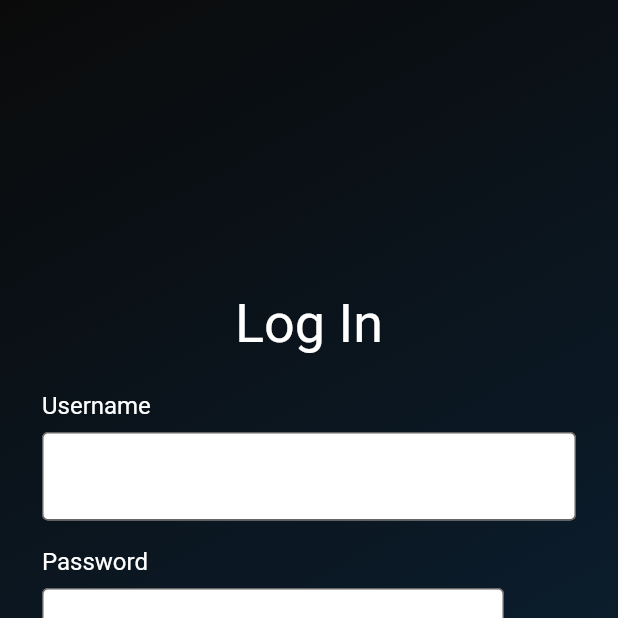
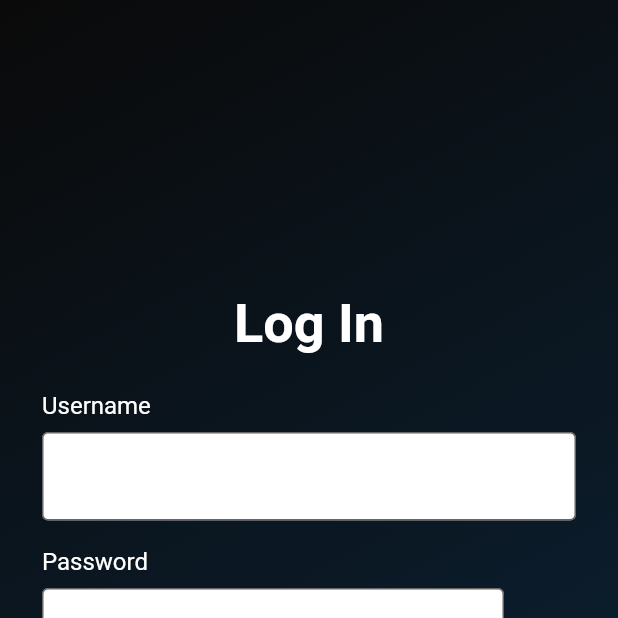
Before and after one commit to ArthurAMP/mini_feed_project, a Flutter app: the screen it shows after launch, item 3 of the bottom bar chosen, on a phone screen of 412 x 824 dp, the top half of it. Run offline on Flutter 3.47's test engine with Material 2 defaults, Android fonts, the phone set to English and light mode, and no system bars; our stand-ins replace flutter_markdown, flutter_secure_storage, infinite_scroll_pagination; network calls fail.

Commit message:
refact: added font weight bold to login screen

```diff
--- a/lib/components/auth/base_form.dart
+++ b/lib/components/auth/base_form.dart
@@ -36,9 +36,9 @@ class _AuthFormState extends State<AuthForm> {
                   Text(
                     widget.title,
                     style: TextStyle(
-                      fontSize: 36,
-                      color: Theme.of(context).colorScheme.onBackground,
-                    ),
+                        fontSize: 36,
+                        color: Theme.of(context).colorScheme.onBackground,
+                        fontWeight: FontWeight.bold),
                   ),
                   Form(
                     key: _formKey,
```
